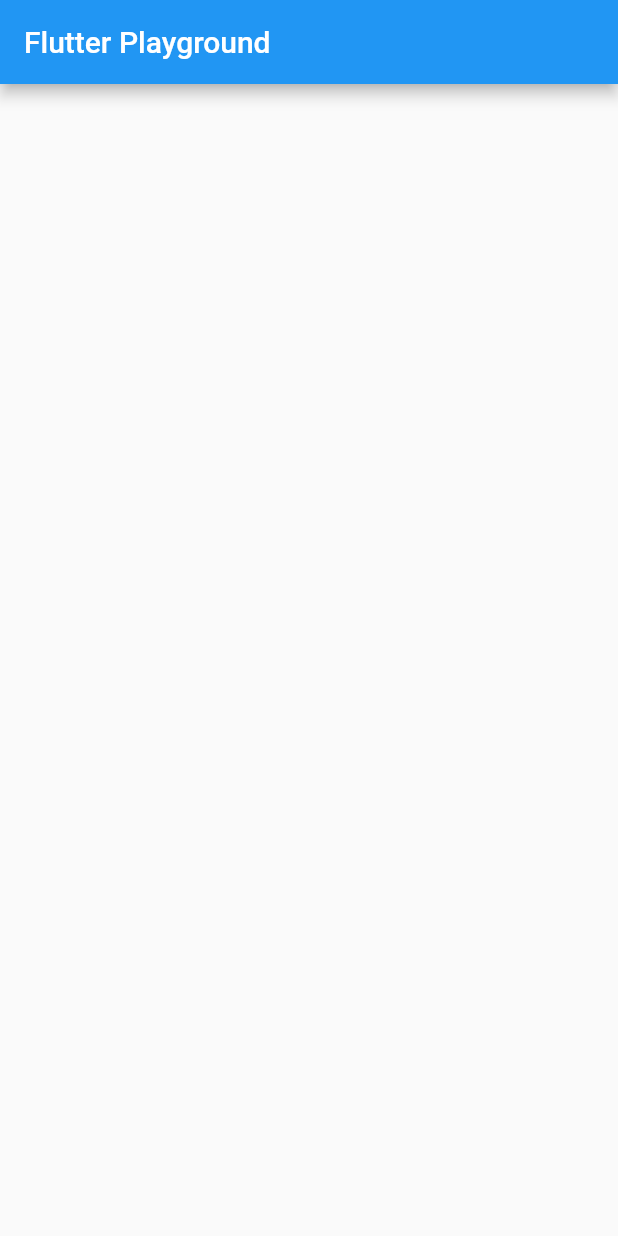
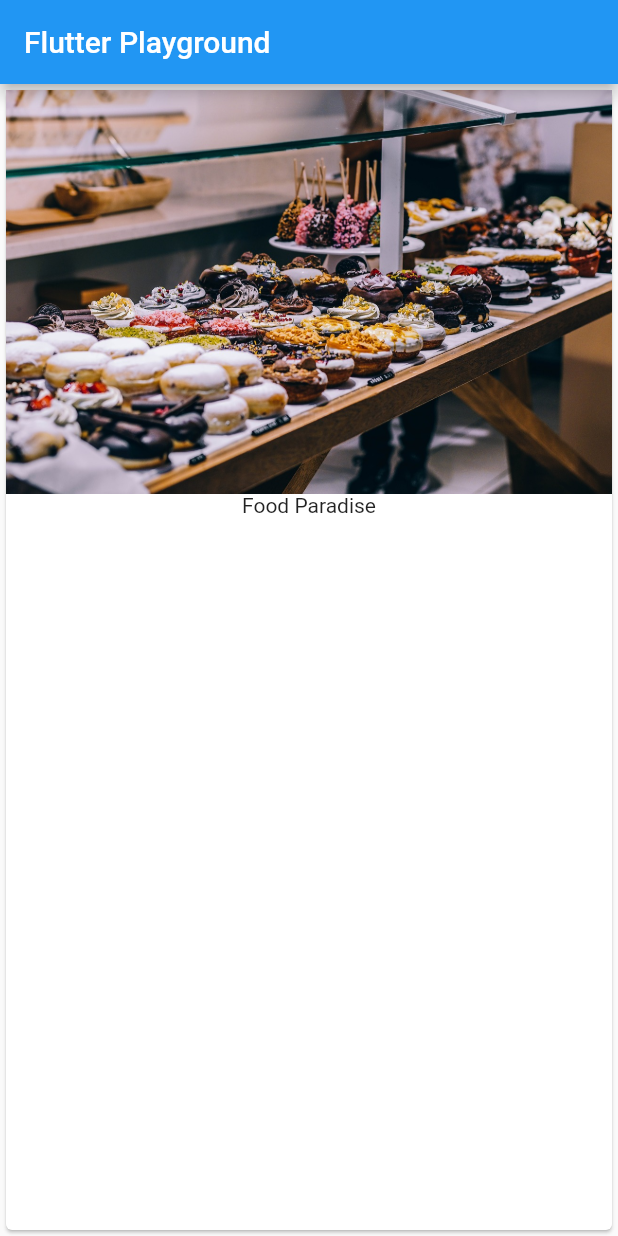
Before and after one commit to eliseuvideira/learn_flutter, a Flutter app: the screen it shows after launch, on a phone screen of 412 x 824 dp. Run offline on Flutter 3.47's test engine with Material 2 defaults, Android fonts, the phone set to English and light mode, and no system bars.

Commit message:
Adding a Card with an Image Widget

```diff
--- a/lib/main.dart
+++ b/lib/main.dart
@@ -10,6 +10,14 @@ class MyApp extends StatelessWidget {
         appBar: AppBar(
           title: Text('Flutter Playground'),
         ),
+        body: Card(
+          child: Column(
+            children: <Widget>[
+              Image.asset('assets/food.jpg'),
+              Text('Food Paradise'),
+            ],
+          ),
+        ),
       ),
     );
   }
--- a/pubspec.yaml
+++ b/pubspec.yaml
@@ -41,8 +41,8 @@ flutter:
   uses-material-design: true
 
   # To add assets to your application, add an assets section, like this:
-  # assets:
-  #  - images/a_dot_burr.jpeg
+  assets:
+   - assets/food.jpg
   #  - images/a_dot_ham.jpeg
 
   # An image asset can refer to one or more resolution-specific "variants", see
```
Also changed, not shown: assets/food.jpg (added).
